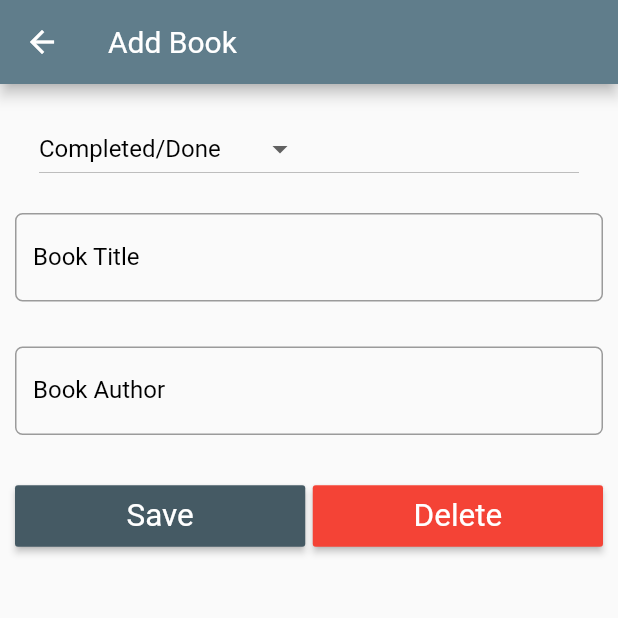
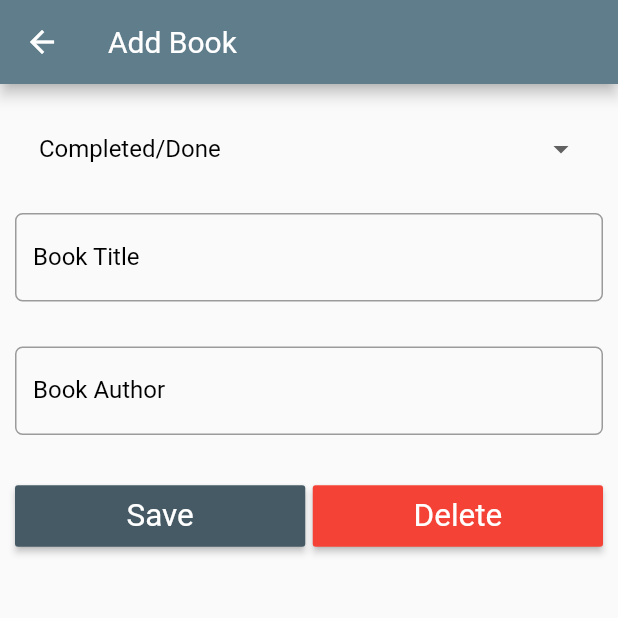
Before and after one commit to shumbaashley/book_logger, a Flutter app: the screen it shows after launch, after a tap on the "add" icon, on a phone screen of 412 x 824 dp, the top half of it. Run offline on Flutter 3.47's test engine with Material 2 defaults, Android fonts, the phone set to English and light mode, and no system bars; our stand-ins replace sqflite; accounts and stored records are empty.

```diff
--- a/lib/screens/book_detail.dart
+++ b/lib/screens/book_detail.dart
@@ -56,9 +56,10 @@ class _BookDetailState extends State<BookDetail> {
             child: ListView(
               children: <Widget>[
                 ListTile(
-                    title: DropdownButton(
-                  items: _statuses.map((String statusItem) {
-                    return DropdownMenuItem<String>(
+                    title: DropdownButtonHideUnderline(
+                    child: DropdownButton(
+                      items: _statuses.map((String statusItem) {
+                      return DropdownMenuItem<String>(
                       value: statusItem,
                       child: Text(statusItem),
                     );
@@ -71,7 +72,7 @@ class _BookDetailState extends State<BookDetail> {
                       updateStatusAsInt(valueSelected);
                     });
                   },
-                )),
+                ))),
                 Padding(
                   padding: EdgeInsets.only(top: 15.0, bottom: 15.0),
                   child: TextField(
```
Also changed, not shown: lib/screens/about.dart (added, +16 -0 lines), lib/screens/progress.dart (added, +16 -0 lines), lib/widgets/navdrawer.dart (+5 -8 lines).
